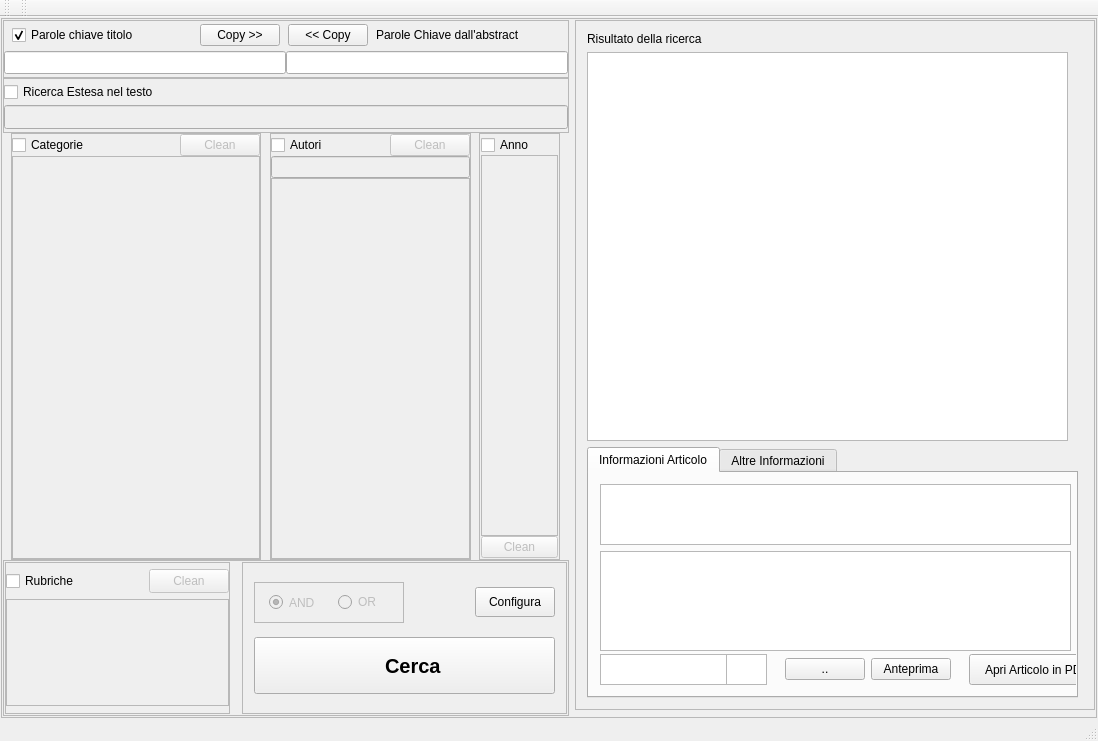
The window that lescienze500.ui (simon-r/LeScienze500) describes before a commit, drawn with Qt 5.
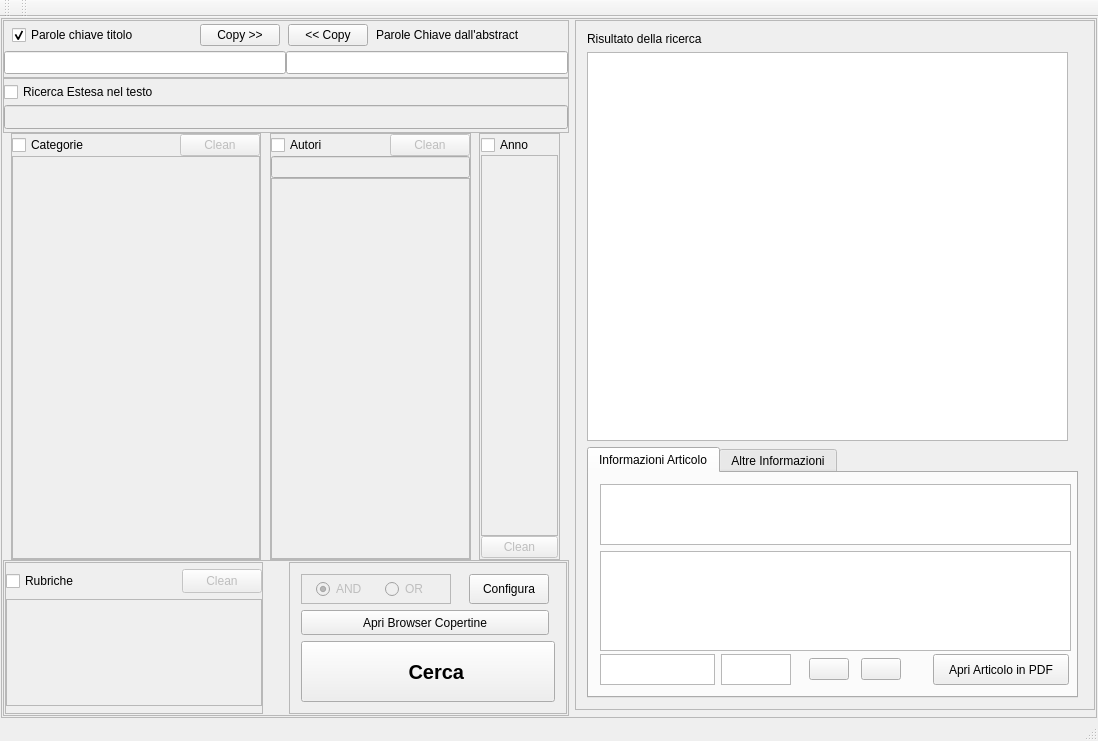
The same window after the commit. Icons and pictures are not drawn.

What changed in the file:
```diff
--- a/lescienze500.ui
+++ b/lescienze500.ui
@@ -130,7 +130,7 @@
                <string>Informazioni Articolo</string>
               </attribute>
               <layout class="QGridLayout" name="gridLayout_9">
-               <item row="0" column="0" colspan="10">
+               <item row="0" column="0" colspan="12">
                 <widget class="QTextBrowser" name="MostraTitolo">
                  <property name="minimumSize">
                   <size>
@@ -146,19 +146,6 @@
                  </property>
                 </widget>
                </item>
-               <item row="4" column="8">
-                <widget class="QPushButton" name="ApriPDF_A">
-                 <property name="minimumSize">
-                  <size>
-                   <width>136</width>
-                   <height>31</height>
-                  </size>
-                 </property>
-                 <property name="text">
-                  <string>Apri Articolo in PDF</string>
-                 </property>
-                </widget>
-               </item>
                <item row="1" column="0">
                 <widget class="QTextBrowser" name="MostraAbstract">
                  <property name="minimumSize">
@@ -179,13 +166,13 @@
                 <widget class="QTextBrowser" name="MostraNumero">
                  <property name="minimumSize">
                   <size>
-                   <width>71</width>
+                   <width>70</width>
                    <height>31</height>
                   </size>
                  </property>
                  <property name="maximumSize">
                   <size>
-                   <width>71</width>
+                   <width>70</width>
                    <height>31</height>
                   </size>
                  </property>
@@ -195,7 +182,7 @@
                 <widget class="QTextBrowser" name="MostraData">
                  <property name="minimumSize">
                   <size>
-                   <width>127</width>
+                   <width>100</width>
                    <height>31</height>
                   </size>
                  </property>
@@ -207,20 +194,104 @@
                  </property>
                 </widget>
                </item>
-               <item row="4" column="5">
+               <item row="4" column="6">
                 <widget class="QPushButton" name="PreviewArticolo_2">
+                 <property name="minimumSize">
+                  <size>
+                   <width>40</width>
+                   <height>0</height>
+                  </size>
+                 </property>
+                 <property name="toolTip">
+                  <string>Mostra L'anteprima
+dell'articolo</string>
+                 </property>
                  <property name="text">
-                  <string>Anteprima</string>
+                  <string/>
+                 </property>
+                 <property name="icon">
+                  <iconset resource="crystal.qrc">
+                   <normaloff>:/icons/crystal/contents-256.png</normaloff>:/icons/crystal/contents-256.png</iconset>
+                 </property>
+                 <property name="iconSize">
+                  <size>
+                   <width>20</width>
+                   <height>20</height>
+                  </size>
                  </property>
                 </widget>
                </item>
                <item row="4" column="4">
                 <widget class="QPushButton" name="pushButton">
+                 <property name="toolTip">
+                  <string>Mostra la rivista
+contenete questo 
+articolo.</string>
+                 </property>
                  <property name="text">
-                  <string>..</string>
+                  <string/>
                  </property>
+                 <property name="icon">
+                  <iconset resource="crystal.qrc">
+                   <normaloff>:/icons/crystal/1rightarrow-256.png</normaloff>:/icons/crystal/1rightarrow-256.png</iconset>
+                 </property>
                 </widget>
                </item>
+               <item row="4" column="5">
+                <spacer name="horizontalSpacer_10">
+                 <property name="orientation">
+                  <enum>Qt::Horizontal</enum>
+                 </property>
+                 <property name="sizeHint" stdset="0">
+                  <size>
+                   <width>40</width>
+                   <height>20</height>
+                  </size>
+                 </property>
+                </spacer>
+               </item>
+               <item row="4" column="8">
+                <widget class="QPushButton" name="ApriPDF_A">
+                 <property name="minimumSize">
+                  <size>
+                   <width>136</width>
+                   <height>31</height>
+                  </size>
+                 </property>
+                 <property name="text">
+                  <string>Apri Articolo in PDF</string>
+                 </property>
+                </widget>
+               </item>
+               <item row="4" column="11">
+                <spacer name="horizontalSpacer_11">
+                 <property name="orientation">
+                  <enum>Qt::Horizontal</enum>
+                 </property>
+                 <property name="sizeHint" stdset="0">
+                  <size>
+                   <width>40</width>
+                   <height>20</height>
+                  </size>
+                 </property>
+                </spacer>
+               </item>
+               <item row="4" column="7">
+                <spacer name="horizontalSpacer_12">
+                 <property name="orientation">
+                  <enum>Qt::Horizontal</enum>
+                 </property>
+                 <property name="sizeType">
+                  <enum>QSizePolicy::Fixed</enum>
+                 </property>
+                 <property name="sizeHint" stdset="0">
+                  <size>
+                   <width>20</width>
+                   <height>20</height>
+                  </size>
+                 </property>
+                </spacer>
+               </item>
               </layout>
              </widget>
              <widget class="QWidget" name="TabAltro">
@@ -989,7 +1060,7 @@
                  <property name="margin">
                   <number>1</number>
                  </property>
-                 <item row="2" column="0">
+                 <item row="3" column="0">
                   <widget class="QListWidget" name="ListaAnni">
                    <property name="enabled">
                     <bool>false</bool>
@@ -1002,16 +1073,6 @@
                    </property>
                   </widget>
                  </item>
-                 <item row="3" column="0">
-                  <widget class="QPushButton" name="CleanAnni">
-                   <property name="enabled">
-                    <bool>false</bool>
-                   </property>
-                   <property name="text">
-                    <string>Clean</string>
-                   </property>
-                  </widget>
-                 </item>
                  <item row="1" column="0">
                   <widget class="QCheckBox" name="Select_Anno">
                    <property name="enabled">
@@ -1022,6 +1083,16 @@
                    </property>
                   </widget>
                  </item>
+                 <item row="4" column="0">
+                  <widget class="QPushButton" name="CleanAnni">
+                   <property name="enabled">
+                    <bool>false</bool>
+                   </property>
+                   <property name="text">
+                    <string>Clean</string>
+                   </property>
+                  </widget>
+                 </item>
                 </layout>
                </widget>
               </item>
@@ -1166,7 +1237,7 @@
                 </property>
                 <property name="sizeHint" stdset="0">
                  <size>
-                  <width>40</width>
+                  <width>10</width>
                   <height>20</height>
                  </size>
                 </property>
@@ -1176,7 +1247,7 @@
                <widget class="QFrame" name="frame_4">
                 <property name="minimumSize">
                  <size>
-                  <width>258</width>
+                  <width>260</width>
                   <height>137</height>
                  </size>
                 </property>
@@ -1195,7 +1266,7 @@
                    <property name="minimumSize">
                     <size>
                      <width>150</width>
-                     <height>41</height>
+                     <height>30</height>
                     </size>
                    </property>
                    <property name="maximumSize">
@@ -1246,7 +1317,7 @@
                    </layout>
                   </widget>
                  </item>
-                 <item row="2" column="4">
+                 <item row="2" column="3">
                   <widget class="QPushButton" name="Configura">
                    <property name="enabled">
                     <bool>true</bool>
@@ -1262,12 +1333,18 @@
                    </property>
                   </widget>
                  </item>
-                 <item row="3" column="0" colspan="5">
+                 <item row="5" column="0" colspan="5">
                   <widget class="QPushButton" name="Cerca">
                    <property name="minimumSize">
                     <size>
-                     <width>50</width>
-                     <height>57</height>
+                     <width>230</width>
+                     <height>30</height>
+                    </size>
+                   </property>
+                   <property name="maximumSize">
+                    <size>
+                     <width>16777215</width>
+                     <height>100</height>
                     </size>
                    </property>
                    <property name="font">
@@ -1287,8 +1364,8 @@
                    </property>
                    <property name="iconSize">
                     <size>
-                     <width>50</width>
-                     <height>50</height>
+                     <width>35</width>
+                     <height>35</height>
                     </size>
                    </property>
                    <property name="flat">
@@ -1296,31 +1373,18 @@
                    </property>
                   </widget>
                  </item>
-                 <item row="2" column="1">
-                  <spacer name="horizontalSpacer_17">
-                   <property name="orientation">
-                    <enum>Qt::Horizontal</enum>
-                   </property>
-                   <property name="sizeHint" stdset="0">
+                 <item row="4" column="0" colspan="4">
+                  <widget class="QPushButton" name="pushButton_2">
+                   <property name="maximumSize">
                     <size>
-                     <width>40</width>
-                     <height>20</height>
+                     <width>16777215</width>
+                     <height>25</height>
                     </size>
                    </property>
-                  </spacer>
-                 </item>
-                 <item row="2" column="3">
-                  <spacer name="horizontalSpacer_9">
-                   <property name="orientation">
-                    <enum>Qt::Horizontal</enum>
+                   <property name="text">
+                    <string>Apri Browser Copertine</string>
                    </property>
-                   <property name="sizeHint" stdset="0">
-                    <size>
-                     <width>40</width>
-                     <height>20</height>
-                    </size>
-                   </property>
-                  </spacer>
+                  </widget>
                  </item>
                 </layout>
                </widget>
```
Left out of the diff: 1 changed line with no effect on the pictures.
